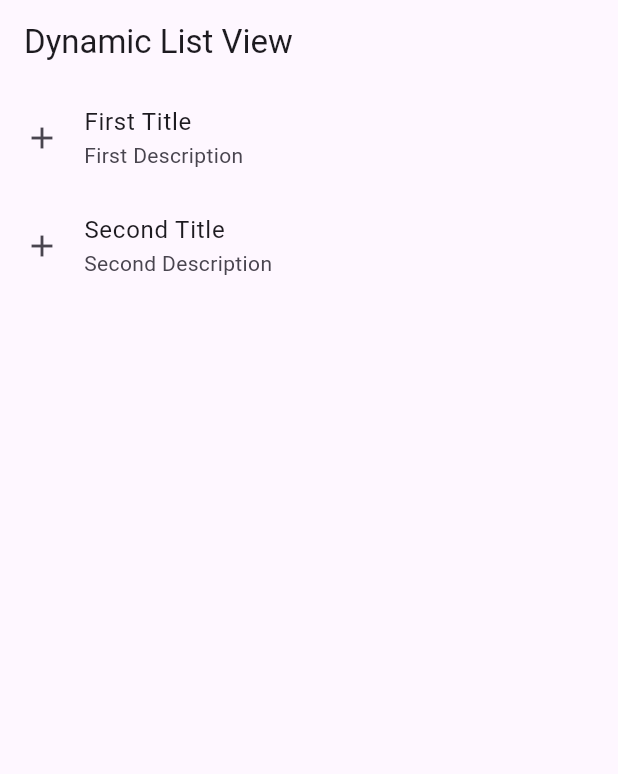
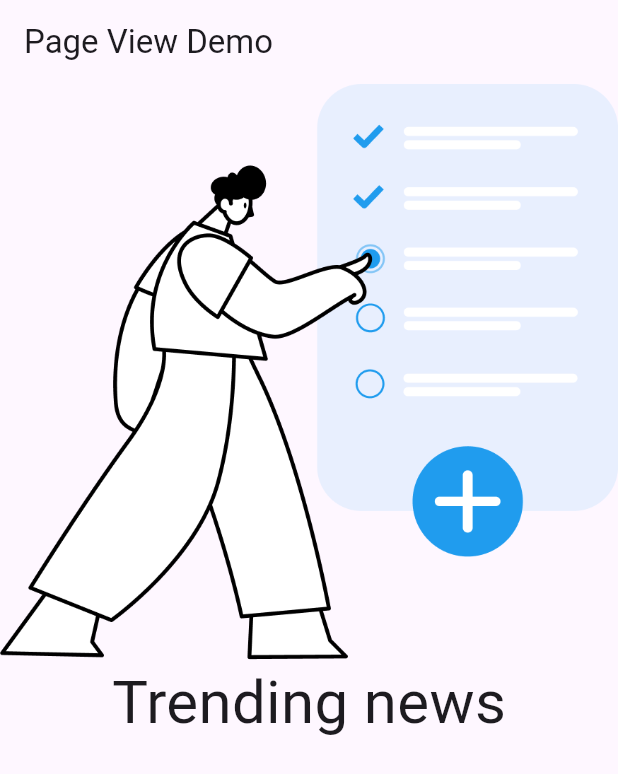
Before and after one commit to MuhammadAliKust/Flutter-B25, a Flutter app: the screen it shows after launch, on a phone screen of 412 x 824 dp. Shown: the top 774 px of the screen. Run offline on Flutter 3.47's test engine with Material 3 defaults, Android fonts, the phone set to English and light mode, and no system bars; our stand-ins replace string_validator.

Commit message:
Page View Done

```diff
--- a/lib/main.dart
+++ b/lib/main.dart
@@ -1,4 +1,5 @@
 import 'package:flutter/material.dart';
+import 'package:flutter_b25/page_view.dart';
 
 import 'asset_image.dart';
 import 'dynamic_list_view.dart';
@@ -16,7 +17,7 @@
   @override
   Widget build(BuildContext context) {
     return MaterialApp(
-      home: DynamicListView(),
+      home: PageViewDemo(),
       // home: Scaffold(
       //   backgroundColor: Colors.blue,
       //   appBar: AppBar(
--- /dev/null
+++ b/lib/models/onboarding.dart
@@ -0,0 +1,6 @@
+class OnBoardingModel {
+  final String title;
+  final String image;
+
+  OnBoardingModel({required this.title, required this.image});
+}
--- /dev/null
+++ b/lib/page_view.dart
@@ -0,0 +1,44 @@
+import 'package:flutter/material.dart';
+import 'package:flutter_b25/models/onboarding.dart';
+
+class PageViewDemo extends StatelessWidget {
+  PageViewDemo({super.key});
+
+  List<OnBoardingModel> onBoardingList = [
+    OnBoardingModel(title: 'Trending news', image: 'assets/images/Group.png'),
+    OnBoardingModel(
+      title: 'React,Save & Share News',
+      image: 'assets/images/Group-1.png',
+    ),
+    OnBoardingModel(
+      title: 'Video & live News From Youtube',
+      image: 'assets/images/Group-2.png',
+    ),
+    OnBoardingModel(
+      title: 'Browse News From Variety Of Categories',
+      image: 'assets/images/Group-3.png',
+    ),
+  ];
+
+  @override
+  Widget build(BuildContext context) {
+    return Scaffold(
+      appBar: AppBar(title: Text("Page View Demo")),
+      body: PageView.builder(
+        scrollDirection: Axis.horizontal,
+        itemCount: onBoardingList.length,
+        itemBuilder: (context, i) {
+          return Column(
+            children: [
+              Image.asset(onBoardingList[i].image.toString()),
+              Text(
+                onBoardingList[i].title.toString(),
+                style: TextStyle(fontSize: 40),
+              ),
+            ],
+          );
+        },
+      ),
+    );
+  }
+}
```
Also changed, not shown: assets/images/Group-1.png (added), assets/images/Group-2.png (added), assets/images/Group-3.png (added), assets/images/Group.png (added).
